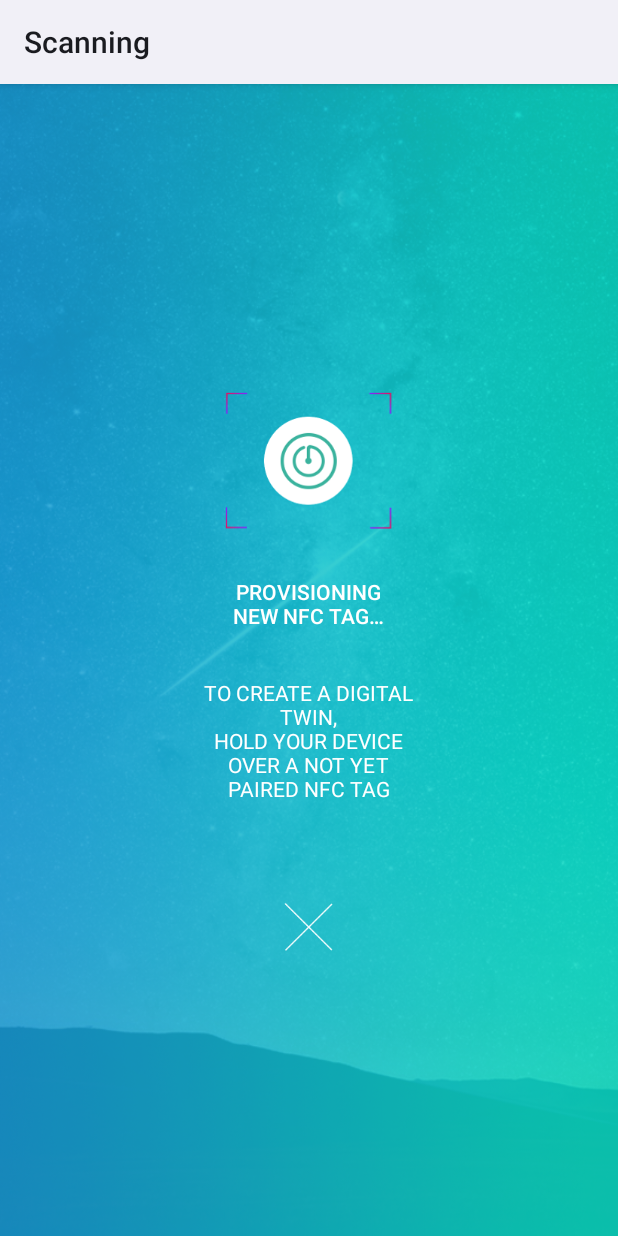
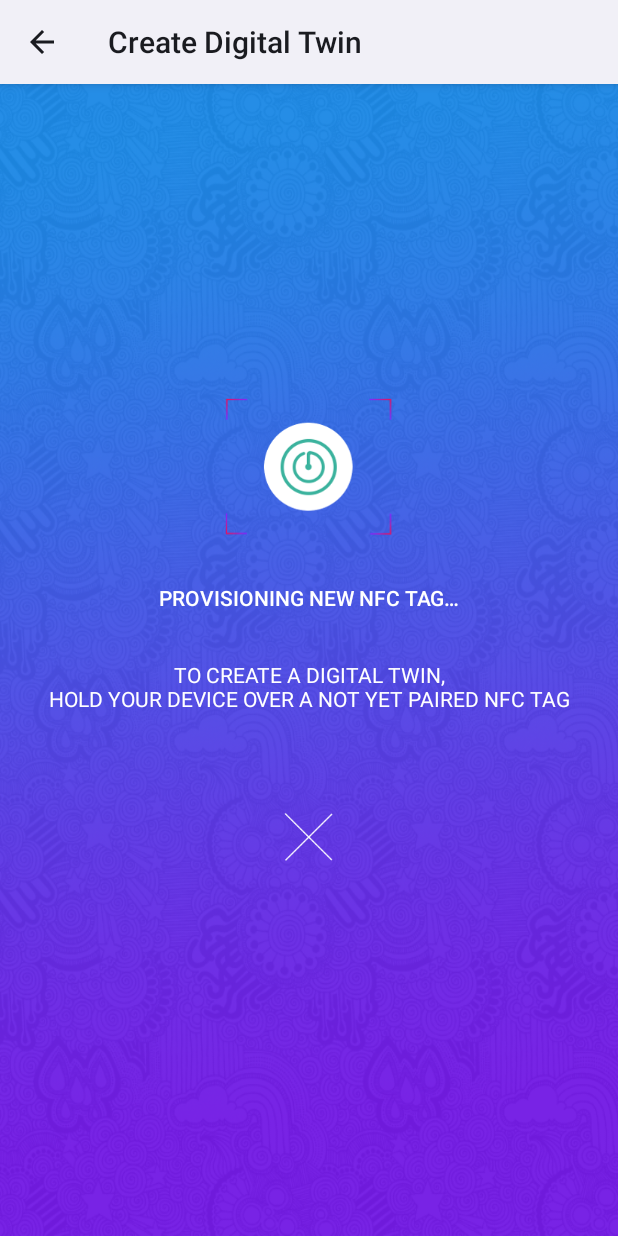
Before and after one commit to Eyliss/TwinOfThings, an Android app: the screen it shows after launch (ReaderActivity), after a tap on "CREATE DIGITAL TWIN", on a phone screen of 412 x 824 dp. Run offline under Robolectric (Android 15) with nearby library versions, the light colour scheme and no system bars; libraries missing offline, so code that uses them is left out: com.nxp.nfclib, org.spongycastle.asn1; pictures from the network do not load; 7 statements that could not run were skipped.

Commit message:
Implement actions when tag is read

```diff
--- a/app/src/main/java/com/twinofthings/activities/MainActivity.java
+++ b/app/src/main/java/com/twinofthings/activities/MainActivity.java
@@ -18,7 +18,6 @@
     protected void onCreate(Bundle savedInstanceState) {
         super.onCreate(savedInstanceState);
         setContentView(R.layout.activity_main);
-        getActionBar().setDisplayHomeAsUpEnabled(true);
 
         mCreateTwinButton = (Button)findViewById(R.id.create_twin_button);
         mCreateTwinButton.setOnClickListener(new View.OnClickListener() {
--- a/app/src/main/java/com/twinofthings/fragments/CreateTwinFragment.java
+++ b/app/src/main/java/com/twinofthings/fragments/CreateTwinFragment.java
@@ -2,6 +2,7 @@
 
 import android.app.Fragment;
 import android.content.Context;
+import android.graphics.PorterDuff;
 import android.media.Image;
 import android.net.Uri;
 import android.os.Bundle;
@@ -22,6 +23,7 @@
     private ImageView mCreateTwinIcon;
     private TextView mCreateTwinTitle;
     private TextView mCreateTwinDescription;
+    private Button mEnterData;
 
     public CreateTwinFragment() {
         // Required empty public constructor
@@ -44,11 +46,18 @@
         View rootView = inflater.inflate(R.layout.fragment_create_twin, container, false);
 
         //Bind views
-        mCloseButton = (ImageButton)rootView.findViewById(R.id.close_button);
         mCreateTwinIcon = (ImageView) rootView.findViewById(R.id.creating_icon);
         mCreateTwinTitle = (TextView) rootView.findViewById(R.id.creating_title);
         mCreateTwinDescription = (TextView) rootView.findViewById(R.id.creating_description);
+        mEnterData = (Button)rootView.findViewById(R.id.btn_enter_product_data);
+        mCloseButton = (ImageButton)rootView.findViewById(R.id.close_button);
 
+        mEnterData.setOnClickListener(new View.OnClickListener() {
+            @Override
+            public void onClick(View v) {
+                ((ReaderActivity)getActivity()).goToCreateDigitalTwin();
+            }
+        });
         mCloseButton.setOnClickListener(new View.OnClickListener() {
             @Override
             public void onClick(View v) {
@@ -56,9 +65,21 @@
             }
         });
 
-        ((ReaderActivity) getActivity()).setActionBarTitle(R.string.scan_activity_title);
+        ((ReaderActivity) getActivity()).setActionBarTitle(R.string.create_twin_activity_title);
 
         return rootView;
+    }
+
+    public void startCreation(){
+        modifyUI();
+    }
+
+    private void modifyUI(){
+        mCreateTwinIcon.setImageResource(R.drawable.ic_scan_success);
+        mCreateTwinTitle.setText(R.string.scanning_successful);
+        mCreateTwinTitle.setTextColor(getResources().getColor(android.R.color.holo_blue_bright));
+        mCloseButton.setVisibility(View.GONE);
+        mEnterData.setVisibility(View.VISIBLE);
     }
 
     @Override
--- a/app/src/main/java/com/twinofthings/activities/KeyInfoProvider.java
+++ b/app/src/main/java/com/twinofthings/helpers/KeyInfoProvider.java
@@ -1,4 +1,4 @@
-package com.twinofthings.activities;
+package com.twinofthings.helpers;
 
 import android.content.Context;
 
--- a/app/src/main/java/com/twinofthings/activities/SampleAppKeys.java
+++ b/app/src/main/java/com/twinofthings/helpers/SampleAppKeys.java
@@ -1,4 +1,4 @@
-package com.twinofthings.activities;
+package com.twinofthings.helpers;
 
 /**
  * Keys used by the Sample Application are declared here.
--- a/app/src/main/java/com/twinofthings/activities/SpongyCastleKeystoreHelper.java
+++ b/app/src/main/java/com/twinofthings/helpers/SpongyCastleKeystoreHelper.java
@@ -1,4 +1,4 @@
-package com.twinofthings.activities;
+package com.twinofthings.helpers;
 
 import android.content.Context;
 import android.content.SharedPreferences;
@@ -40,7 +40,7 @@
 import javax.crypto.SecretKey;
 import javax.crypto.spec.SecretKeySpec;
 
-import com.twinofthings.activities.SampleAppKeys.EnumKeyType;
+import com.twinofthings.helpers.SampleAppKeys.EnumKeyType;
 
 /**
  * Created by NXP on 6/28/2016.
--- a/app/src/main/java/com/twinofthings/utils/Constants.java
+++ b/app/src/main/java/com/twinofthings/utils/Constants.java
@@ -23,6 +23,9 @@
 
     public static String INTENT_PROCESS_TYPE = "process_type";
     public static String INTENT_TRANSACTION = "transaction";
+    public final static String INTENT_PUB_KEY = "pub_key";
+    public final static String INTENT_CHALLENGE = "challenge";
+    public final static String INTENT_SIGNATURE = "signature";
 
     public static String SCAN = "scan";
     public static String CREATE_TWIN = "create_twin";
--- /dev/null
+++ b/app/src/main/res/drawable/button_white.xml
@@ -0,0 +1,9 @@
+<?xml version="1.0" encoding="utf-8"?>
+<selector xmlns:android="http://schemas.android.com/apk/res/android">
+
+    <item><shape android:shape="rectangle">
+        <corners android:radius="4dp"/>
+        <solid android:color="@android:color/white"/>
+    </shape></item>
+
+</selector>
--- a/app/src/main/res/layout/activity_main.xml
+++ b/app/src/main/res/layout/activity_main.xml
@@ -35,7 +35,7 @@
                 android:textColor="@android:color/white"/>
         <Button
                 android:id="@+id/create_twin_button"
-                android:layout_width="wrap_content"
+                android:layout_width="220dp"
                 android:layout_height="wrap_content"
                 android:padding="10dp"
                 android:drawableLeft="@drawable/ic_button_create_twin"
@@ -48,14 +48,14 @@
                 android:layout_gravity="center"/>
         <Button
                 android:id="@+id/scan_tag_button"
-                android:layout_width="wrap_content"
+                android:layout_width="220dp"
                 android:layout_height="wrap_content"
                 android:padding="10dp"
                 android:drawableLeft="@drawable/ic_scan_tag_button"
                 android:drawableTint="@android:color/white"
                 android:drawablePadding="10dp"
                 android:background="@drawable/button_white_border"
-                android:text="@string/create_twin_button_text"
+                android:text="@string/scan_tag_button_text"
                 android:textColor="@android:color/white"
                 android:layout_gravity="center"/>
     </LinearLayout>
--- a/app/src/main/res/layout/fragment_create_twin.xml
+++ b/app/src/main/res/layout/fragment_create_twin.xml
@@ -7,10 +7,11 @@
         android:paddingRight="@dimen/activity_horizontal_margin"
         android:paddingTop="@dimen/activity_vertical_margin"
         android:paddingBottom="@dimen/activity_vertical_margin"
-        android:background="@drawable/green_background">
-    <LinearLayout android:layout_width="wrap_content"
-                  android:layout_height="wrap_content"
+        android:background="@drawable/purple_background">
+    <LinearLayout android:layout_width="match_parent"
+                  android:layout_height="match_parent"
                   android:orientation="vertical"
+                  android:gravity="center_vertical|center_horizontal"
                   android:layout_centerInParent="true">
         <ImageView
                 android:id="@+id/creating_icon"
@@ -47,5 +48,16 @@
                 android:background="@drawable/ic_close"
                 android:layout_marginTop="50dp"
                 android:layout_gravity="center"/>
+        <Button
+                android:id="@+id/btn_enter_product_data"
+                android:layout_width="wrap_content"
+                android:layout_height="wrap_content"
+                android:background="@drawable/button_white"
+                android:text="@string/enter_product_data"
+                android:textColor="@android:color/holo_purple"
+                android:padding="10dp"
+                android:visibility="gone"
+                android:layout_gravity="center"
+                android:layout_margin="@dimen/separator_height"/>
     </LinearLayout>
 </RelativeLayout>
--- a/app/src/main/res/values/strings.xml
+++ b/app/src/main/res/values/strings.xml
@@ -8,16 +8,20 @@
     <string name="checkbox_text">Allow write operations.</string>
     <string name="write_ops_title">"Overwrite warning!!"</string>
     <string name="write_ops_message">Please note by selecting this option application writes sample data to the tapped card if the card key is factory default</string>
-    <string name="splash_text">EVERY PRODUCT\nHAS ITS OWN STORY</string>
+    <string name="splash_text">EVERY PRODUCT\nHAS ITS OWN STORY.</string>
     <string name="main_text">ENTER A NEW TRUSTWORTHY WORLD\nWITH TWIN OF THINGS.</string>
     <string name="main_subtext">CLICK ONE OF THE BUTTONS BELOW TO\nCREATE A DIGITAL TWIN OR SCAN A NFC TAG.</string>
     <string name="create_twin_button_text">CREATE DIGITAL TWIN</string>
-    <string name="scan_tag_button_text">SCAN_NFC_TAG</string>
+    <string name="scan_tag_button_text">SCAN NFC TAG</string>
     <string name="back_to_start_button_text">BACK TO START SCREEN</string>
     <string name="create_twin_success">GREAT,\nYOU CREATED A\nDIGITAL TWIN</string>
 
     <string name="scanning_tag_title">LOOKING FOR NFC TAG&#8230;</string>
     <string name="scanning_tag_description">PLEASE HOLD\nYOUR DEVICE OVER THE NFC TAG YOU WANT TO SCAN</string>
+    <string name="scanning_successful">SCANNING SUCCESSFUL</string>
+    <string name="loading">LOADING DATA&#8230;</string>
+    <string name="tag_provisioning_successful">TAG PROVISIONING SUCCESSFUL</string>
+    <string name="enter_product_data">ENTER PRODUCT DATA</string>
 
     <string name="create_digital_twin_title">PROVISIONING NEW NFC TAG&#8230;</string>
     <string name="create_digital_twin_description">TO CREATE A DIGITAL TWIN,\nHOLD YOUR DEVICE OVER A NOT YET PAIRED NFC TAG</string>
```
Also changed, not shown: app/src/main/java/com/twinofthings/activities/CreateDigitalTwinActivity.java (+15 -0 lines), app/src/main/java/com/twinofthings/activities/ReaderActivity.java (+72 -37 lines), app/src/main/java/com/twinofthings/activities/ScannedTwinActivity.java (+15 -0 lines), app/src/main/java/com/twinofthings/activities/TwinCreatedActivity.java (+13 -0 lines), app/src/main/java/com/twinofthings/fragments/ScanFragment.java (+17 -0 lines), app/src/main/res/layout/activity_splash.xml (+12 -10 lines), app/src/main/res/layout/fragment_scan.xml (+13 -6 lines), app/src/main/res/values/styles.xml (+9 -8 lines).
